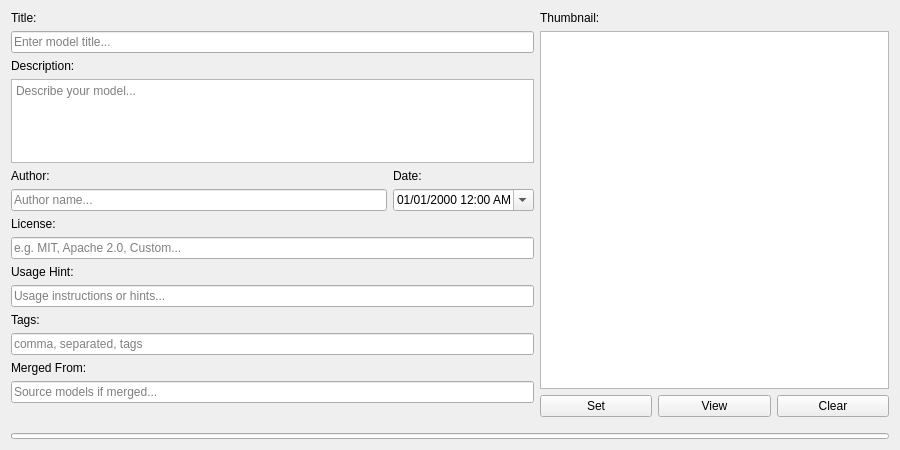
KPandaK/metaeditor_safetensors, file metaeditor_safetensors/resources/editor_panel.ui: the form before one commit.
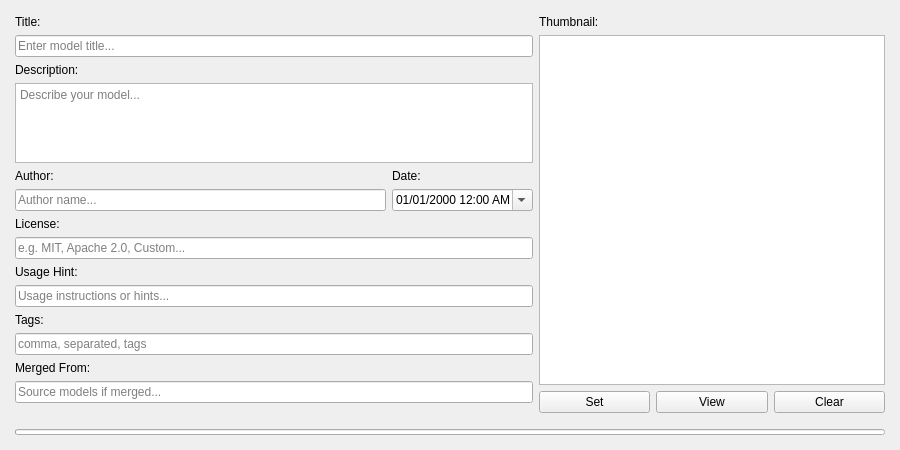
The form after the commit. Custom widgets are drawn as their Qt base class.

What changed in the file:
```diff
--- a/metaeditor_safetensors/resources/editor_panel.ui
+++ b/metaeditor_safetensors/resources/editor_panel.ui
@@ -14,6 +14,18 @@
    <string>Metadata Editor</string>
   </property>
   <layout class="QVBoxLayout" name="verticalLayout">
+   <property name="leftMargin">
+    <number>15</number>
+   </property>
+   <property name="topMargin">
+    <number>15</number>
+   </property>
+   <property name="rightMargin">
+    <number>15</number>
+   </property>
+   <property name="bottomMargin">
+    <number>15</number>
+   </property>
    <item>
     <layout class="QHBoxLayout" name="horizontalLayout" stretch="6,4">
      <item>
```
Left out of the diff: 2 changed lines with no effect on the pictures.
